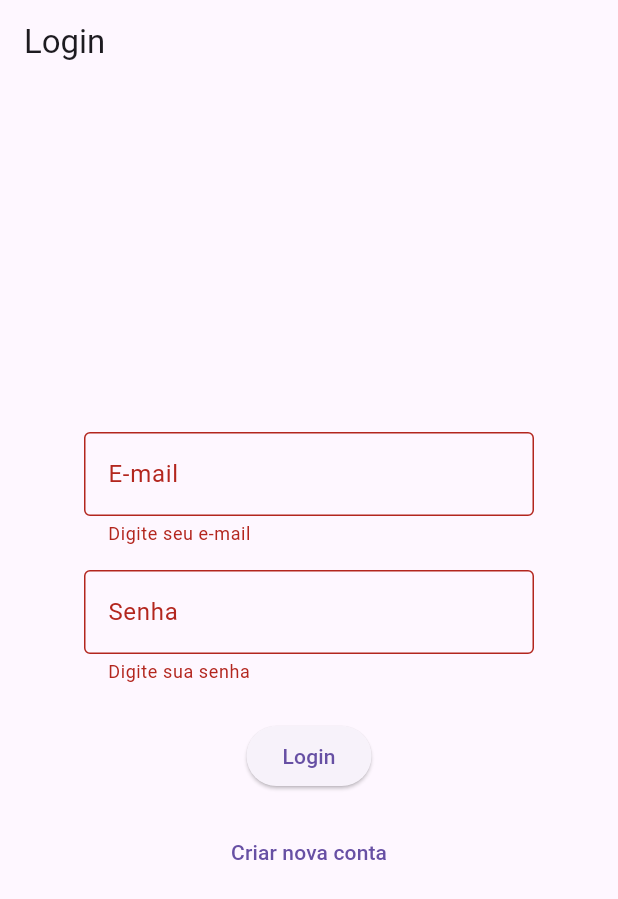
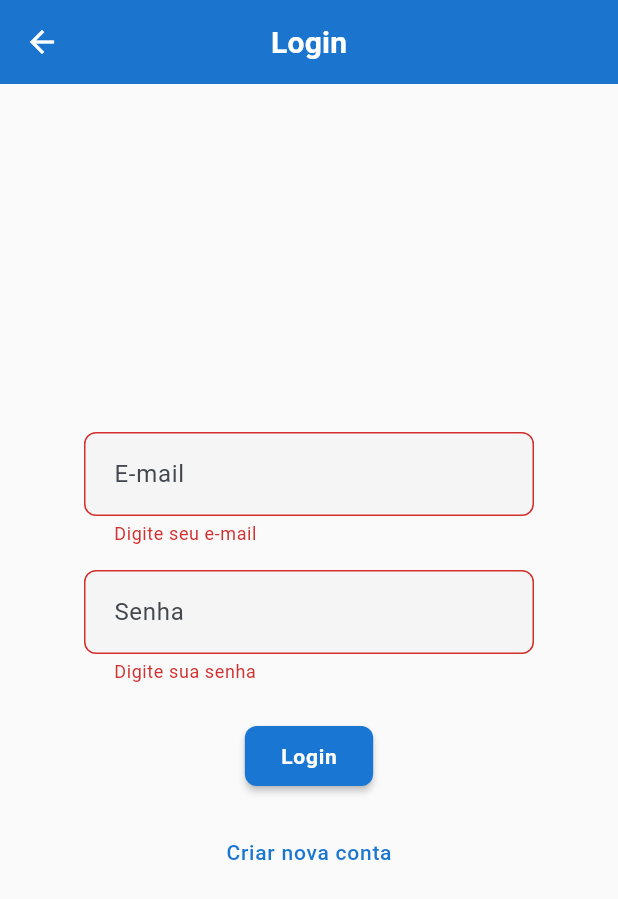
Before and after one commit to Caioon/App-Veiculos-Flutter, a Flutter app: the screen it shows after launch, after a tap on "Login", on a phone screen of 412 x 824 dp. Shown: the top 899 px of the screen. Run offline on Flutter 3.47's test engine with Material 3 defaults, Android fonts, the phone set to English and light mode, and no system bars; our stand-ins replace cloud_firestore, firebase_auth, firebase_core, flutter_riverpod; accounts and stored records are empty.

Commit message:
style(theme): tema customizado e navegação

```diff
--- a/lib/main.dart
+++ b/lib/main.dart
@@ -1,6 +1,7 @@
 import 'package:flutter/material.dart';
 import 'package:firebase_core/firebase_core.dart';
 import 'package:flutter_riverpod/flutter_riverpod.dart';
+import 'package:trabalho_flutter/utils/app_theme.dart';
 import 'package:trabalho_flutter/view/home.dart';
 import 'package:trabalho_flutter/view/login_screen.dart';
 import 'package:trabalho_flutter/view/signup_screen.dart';
@@ -24,14 +25,58 @@ class MyApp extends StatelessWidget {
   Widget build(BuildContext context) {
     return MaterialApp(
       debugShowCheckedModeBanner: false,
+      theme: AppTheme.lightTheme,
       initialRoute: '/login',
-      routes: {
-        '/login': (context) => LoginScreen(),
-        '/signup': (context) => SignupScreen(),
-        '/home' : (context) => Home(),
-        '/veiculos': (context) => MeusVeiculosScreen(),
-        '/registrar-abastecimento': (context) => RegistrarAbastecimentoScreen(),
-        '/historico-abastecimentos': (context) => HistoricoAbastecimentosScreen(),
+      onGenerateRoute: (settings) {
+        Widget page;
+
+        switch (settings.name) {
+          case '/login':
+            page = LoginScreen();
+            break;
+          case '/signup':
+            page = SignupScreen();
+            break;
+          case '/home':
+            page = Home();
+            break;
+          case '/veiculos':
+            page = MeusVeiculosScreen();
+            break;
+          case '/registrar-abastecimento':
+            page = RegistrarAbastecimentoScreen();
+            break;
+          case '/historico-abastecimentos':
+            page = HistoricoAbastecimentosScreen();
+            break;
+          default:
+            page = LoginScreen();
+        }
+
+        return PageRouteBuilder(
+          settings: settings,
+          pageBuilder: (context, animation, secondaryAnimation) => page,
+          transitionsBuilder: (context, animation, secondaryAnimation, child) {
+            const begin = Offset(1.0, 0.0);
+            const end = Offset.zero;
+            const curve = Curves.easeInOutCubic;
+
+            var tween = Tween(begin: begin, end: end).chain(
+              CurveTween(curve: curve),
+            );
+
+            var offsetAnimation = animation.drive(tween);
+
+            return SlideTransition(
+              position: offsetAnimation,
+              child: FadeTransition(
+                opacity: animation,
+                child: child,
+              ),
+            );
+          },
+          transitionDuration: const Duration(milliseconds: 400),
+        );
       },
     );
   }
--- /dev/null
+++ b/lib/utils/app_theme.dart
@@ -0,0 +1,302 @@
+import 'package:flutter/material.dart';
+
+class AppTheme {
+  // Cores principais
+  static const Color seedColor = Color(0xFF1976D2);
+  static const Color primaryColor = Color(0xFF1976D2);
+  static const Color secondaryColor = Color(0xFF42A5F5);
+  static const Color tertiaryColor = Color(0xFF0D47A1);
+  static const Color surfaceColor = Color(0xFFF5F5F5);
+  static const Color errorColor = Color(0xFFD32F2F);
+  static const Color scaffoldBackgroundColor = Color(0xFFFAFAFA);
+
+  // ColorScheme
+  static ColorScheme get colorScheme => ColorScheme.fromSeed(
+        seedColor: seedColor,
+        brightness: Brightness.light,
+        primary: primaryColor,
+        secondary: secondaryColor,
+        tertiary: tertiaryColor,
+        surface: surfaceColor,
+        error: errorColor,
+      );
+
+  // Tema principal
+  static ThemeData get lightTheme {
+    final scheme = colorScheme;
+
+    return ThemeData(
+      useMaterial3: true,
+      colorScheme: scheme,
+
+      // Tipografia customizada
+      textTheme: const TextTheme(
+        displayLarge: TextStyle(
+          fontSize: 57,
+          fontWeight: FontWeight.w700,
+          letterSpacing: -0.25,
+        ),
+        displayMedium: TextStyle(
+          fontSize: 45,
+          fontWeight: FontWeight.w700,
+        ),
+        displaySmall: TextStyle(
+          fontSize: 36,
+          fontWeight: FontWeight.w600,
+        ),
+        headlineLarge: TextStyle(
+          fontSize: 32,
+          fontWeight: FontWeight.w600,
+        ),
+        headlineMedium: TextStyle(
+          fontSize: 28,
+          fontWeight: FontWeight.w600,
+        ),
+        headlineSmall: TextStyle(
+          fontSize: 24,
+          fontWeight: FontWeight.w600,
+        ),
+        titleLarge: TextStyle(
+          fontSize: 22,
+          fontWeight: FontWeight.w500,
+        ),
+        titleMedium: TextStyle(
+          fontSize: 16,
+          fontWeight: FontWeight.w500,
+          letterSpacing: 0.15,
+        ),
+        titleSmall: TextStyle(
+          fontSize: 14,
+          fontWeight: FontWeight.w500,
+          letterSpacing: 0.1,
+        ),
+        bodyLarge: TextStyle(
+          fontSize: 16,
+          fontWeight: FontWeight.w400,
+          letterSpacing: 0.5,
+        ),
+        bodyMedium: TextStyle(
+          fontSize: 14,
+          fontWeight: FontWeight.w400,
+          letterSpacing: 0.25,
+        ),
+        bodySmall: TextStyle(
+          fontSize: 12,
+          fontWeight: FontWeight.w400,
+          letterSpacing: 0.4,
+        ),
+        labelLarge: TextStyle(
+          fontSize: 14,
+          fontWeight: FontWeight.w500,
+          letterSpacing: 0.1,
+        ),
+        labelMedium: TextStyle(
+          fontSize: 12,
+          fontWeight: FontWeight.w500,
+          letterSpacing: 0.5,
+        ),
+        labelSmall: TextStyle(
+          fontSize: 11,
+          fontWeight: FontWeight.w500,
+          letterSpacing: 0.5,
+        ),
+      ),
+
+      // AppBar customizado
+      appBarTheme: AppBarTheme(
+        centerTitle: true,
+        elevation: 2,
+        backgroundColor: scheme.primary,
+        foregroundColor: scheme.onPrimary,
+        titleTextStyle: TextStyle(
+          fontSize: 20,
+          fontWeight: FontWeight.w600,
+          color: scheme.onPrimary,
+          letterSpacing: 0.15,
+        ),
+        iconTheme: IconThemeData(color: scheme.onPrimary),
+      ),
+
+      // Card customizado
+      cardTheme: CardThemeData(
+        elevation: 3,
+        shape: RoundedRectangleBorder(
+          borderRadius: BorderRadius.circular(12),
+        ),
+        color: scheme.surface,
+        shadowColor: Colors.black26,
+      ),
+
+      // Botões customizados
+      elevatedButtonTheme: ElevatedButtonThemeData(
+        style: ElevatedButton.styleFrom(
+          backgroundColor: scheme.primary,
+          foregroundColor: scheme.onPrimary,
+          padding: const EdgeInsets.symmetric(horizontal: 24, vertical: 12),
+          shape: RoundedRectangleBorder(
+            borderRadius: BorderRadius.circular(8),
+          ),
+          elevation: 2,
+          textStyle: const TextStyle(
+            fontSize: 14,
+            fontWeight: FontWeight.w600,
+            letterSpacing: 0.5,
+          ),
+        ),
+      ),
+
+      textButtonTheme: TextButtonThemeData(
+        style: TextButton.styleFrom(
+          foregroundColor: scheme.primary,
+          padding: const EdgeInsets.symmetric(horizontal: 16, vertical: 8),
+          textStyle: const TextStyle(
+            fontSize: 14,
+            fontWeight: FontWeight.w500,
+            letterSpacing: 0.5,
+          ),
+        ),
+      ),
+
+      outlinedButtonTheme: OutlinedButtonThemeData(
+        style: OutlinedButton.styleFrom(
+          foregroundColor: scheme.primary,
+          side: BorderSide(color: scheme.primary, width: 1.5),
+          padding: const EdgeInsets.symmetric(horizontal: 24, vertical: 12),
+          shape: RoundedRectangleBorder(
+            borderRadius: BorderRadius.circular(8),
+          ),
+          textStyle: const TextStyle(
+            fontSize: 14,
+            fontWeight: FontWeight.w600,
+            letterSpacing: 0.5,
+          ),
+        ),
+      ),
+
+      // IconButton customizado
+      iconButtonTheme: IconButtonThemeData(
+        style: IconButton.styleFrom(
+          foregroundColor: scheme.primary,
+        ),
+      ),
+
+      // FloatingActionButton customizado
+      floatingActionButtonTheme: FloatingActionButtonThemeData(
+        backgroundColor: scheme.primary,
+        foregroundColor: scheme.onPrimary,
+        elevation: 6,
+        shape: RoundedRectangleBorder(
+          borderRadius: BorderRadius.circular(16),
+        ),
+      ),
+
+      // Input customizado
+      inputDecorationTheme: InputDecorationTheme(
+        filled: true,
+        fillColor: scheme.surface,
+        contentPadding: const EdgeInsets.symmetric(horizontal: 16, vertical: 16),
+        border: OutlineInputBorder(
+          borderRadius: BorderRadius.circular(8),
+          borderSide: BorderSide(color: scheme.outline),
+        ),
+        enabledBorder: OutlineInputBorder(
+          borderRadius: BorderRadius.circular(8),
+          borderSide: BorderSide(color: scheme.outline),
+        ),
+        focusedBorder: OutlineInputBorder(
+          borderRadius: BorderRadius.circular(8),
+          borderSide: BorderSide(color: scheme.primary, width: 2),
+        ),
+        errorBorder: OutlineInputBorder(
+          borderRadius: BorderRadius.circular(8),
+          borderSide: BorderSide(color: scheme.error),
+        ),
+        focusedErrorBorder: OutlineInputBorder(
+          borderRadius: BorderRadius.circular(8),
+          borderSide: BorderSide(color: scheme.error, width: 2),
+        ),
+        labelStyle: TextStyle(
+          color: scheme.onSurfaceVariant,
+          fontSize: 16,
+        ),
+        hintStyle: TextStyle(
+          color: scheme.onSurfaceVariant.withOpacity(0.6),
+        ),
+      ),
+
+      // Drawer customizado
+      drawerTheme: DrawerThemeData(
+        backgroundColor: scheme.surface,
+        elevation: 16,
+        shape: const RoundedRectangleBorder(
+          borderRadius: BorderRadius.only(
+            topRight: Radius.circular(16),
+            bottomRight: Radius.circular(16),
+          ),
+        ),
+      ),
+
+      // ListTile customizado
+      listTileTheme: ListTileThemeData(
+        iconColor: scheme.primary,
+        textColor: scheme.onSurface,
+        shape: RoundedRectangleBorder(
+          borderRadius: BorderRadius.circular(8),
+        ),
+      ),
+
+      // Dialog customizado
+      dialogTheme: DialogThemeData(
+        backgroundColor: scheme.surface,
+        elevation: 24,
+        shape: RoundedRectangleBorder(
+          borderRadius: BorderRadius.circular(16),
+        ),
+        titleTextStyle: TextStyle(
+          fontSize: 24,
+          fontWeight: FontWeight.w600,
+          color: scheme.onSurface,
+        ),
+      ),
+
+      // Divider customizado
+      dividerTheme: DividerThemeData(
+        color: scheme.outlineVariant,
+        thickness: 1,
+        space: 1,
+      ),
+
+      // Checkbox customizado
+      checkboxTheme: CheckboxThemeData(
+        fillColor: WidgetStateProperty.resolveWith((states) {
+          if (states.contains(WidgetState.selected)) {
+            return scheme.primary;
+          }
+          return null;
+        }),
+        shape: RoundedRectangleBorder(
+          borderRadius: BorderRadius.circular(4),
+        ),
+      ),
+
+      // SnackBar customizado
+      snackBarTheme: SnackBarThemeData(
+        backgroundColor: scheme.inverseSurface,
+        contentTextStyle: TextStyle(color: scheme.onInverseSurface),
+        shape: RoundedRectangleBorder(
+          borderRadius: BorderRadius.circular(8),
+        ),
+        behavior: SnackBarBehavior.floating,
+        elevation: 6,
+      ),
+
+      // ProgressIndicator customizado
+      progressIndicatorTheme: ProgressIndicatorThemeData(
+        color: scheme.primary,
+      ),
+
+      // Scaffold customizado
+      scaffoldBackgroundColor: scaffoldBackgroundColor,
+    );
+  }
+}
```
